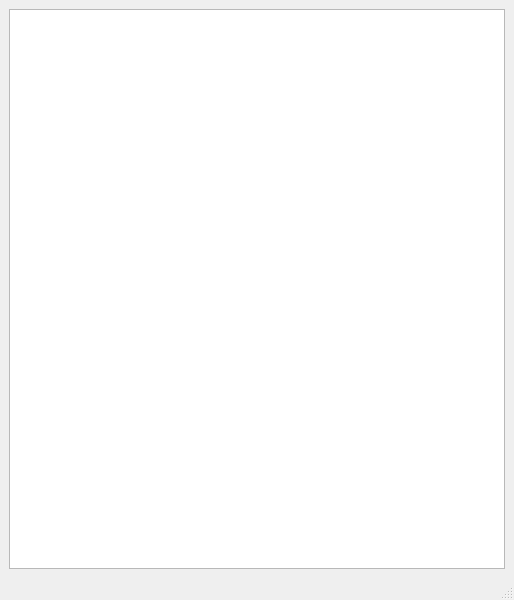
mangopipeline/pyMaxOutliner, file views/main.ui: the form before one commit.
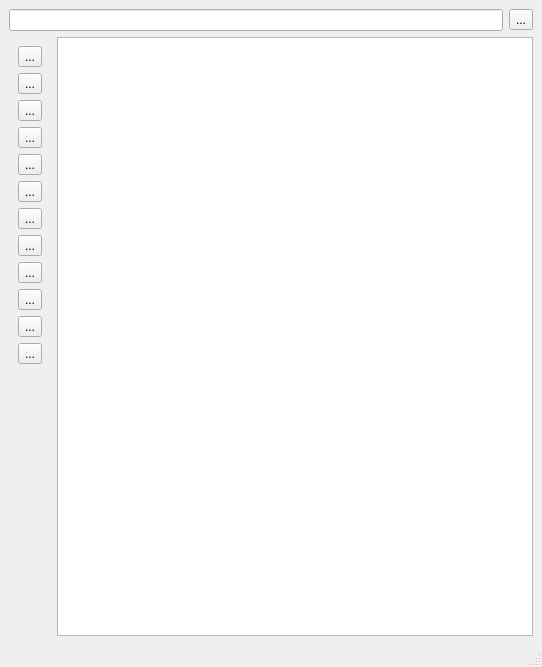
The form after the commit.

Commit message: blocked in basich ui widgets...

Diff of the .ui file:
```diff
--- a/views/main.ui
+++ b/views/main.ui
@@ -6,8 +6,8 @@
    <rect>
     <x>0</x>
     <y>0</y>
-    <width>514</width>
-    <height>600</height>
+    <width>542</width>
+    <height>667</height>
    </rect>
   </property>
   <property name="windowTitle">
@@ -16,23 +16,156 @@
   <widget class="QWidget" name="centralwidget">
    <layout class="QVBoxLayout" name="verticalLayout">
     <item>
-     <widget class="QTreeView" name="treeView">
-      <property name="autoScroll">
-       <bool>false</bool>
-      </property>
-      <property name="dragEnabled">
-       <bool>true</bool>
-      </property>
-      <property name="dragDropMode">
-       <enum>QAbstractItemView::DragDrop</enum>
-      </property>
-      <property name="selectionMode">
-       <enum>QAbstractItemView::ExtendedSelection</enum>
-      </property>
-      <attribute name="headerShowSortIndicator" stdset="0">
-       <bool>true</bool>
-      </attribute>
-     </widget>
+     <layout class="QHBoxLayout" name="horizontalLayout">
+      <item>
+       <widget class="QLineEdit" name="lineEdit"/>
+      </item>
+      <item>
+       <widget class="QToolButton" name="toolButton">
+        <property name="text">
+         <string>...</string>
+        </property>
+       </widget>
+      </item>
+     </layout>
+    </item>
+    <item>
+     <layout class="QHBoxLayout" name="horizontalLayout_2">
+      <item>
+       <widget class="QWidget" name="widget" native="true">
+        <layout class="QVBoxLayout" name="verticalLayout_3">
+         <item>
+          <widget class="QToolButton" name="toolButton_3">
+           <property name="sizePolicy">
+            <sizepolicy hsizetype="Fixed" vsizetype="Fixed">
+             <horstretch>0</horstretch>
+             <verstretch>0</verstretch>
+            </sizepolicy>
+           </property>
+           <property name="text">
+            <string>...</string>
+           </property>
+           <property name="iconSize">
+            <size>
+             <width>24</width>
+             <height>24</height>
+            </size>
+           </property>
+          </widget>
+         </item>
+         <item>
+          <widget class="QToolButton" name="toolButton_4">
+           <property name="text">
+            <string>...</string>
+           </property>
+          </widget>
+         </item>
+         <item>
+          <widget class="QToolButton" name="toolButton_5">
+           <property name="text">
+            <string>...</string>
+           </property>
+          </widget>
+         </item>
+         <item>
+          <widget class="QToolButton" name="toolButton_6">
+           <property name="text">
+            <string>...</string>
+           </property>
+          </widget>
+         </item>
+         <item>
+          <widget class="QToolButton" name="toolButton_7">
+           <property name="text">
+            <string>...</string>
+           </property>
+          </widget>
+         </item>
+         <item>
+          <widget class="QToolButton" name="toolButton_8">
+           <property name="text">
+            <string>...</string>
+           </property>
+          </widget>
+         </item>
+         <item>
+          <widget class="QToolButton" name="toolButton_9">
+           <property name="text">
+            <string>...</string>
+           </property>
+          </widget>
+         </item>
+         <item>
+          <widget class="QToolButton" name="toolButton_10">
+           <property name="text">
+            <string>...</string>
+           </property>
+          </widget>
+         </item>
+         <item>
+          <widget class="QToolButton" name="toolButton_11">
+           <property name="text">
+            <string>...</string>
+           </property>
+          </widget>
+         </item>
+         <item>
+          <widget class="QToolButton" name="toolButton_12">
+           <property name="text">
+            <string>...</string>
+           </property>
+          </widget>
+         </item>
+         <item>
+          <widget class="QToolButton" name="toolButton_13">
+           <property name="text">
+            <string>...</string>
+           </property>
+          </widget>
+         </item>
+         <item>
+          <widget class="QToolButton" name="toolButton_14">
+           <property name="text">
+            <string>...</string>
+           </property>
+          </widget>
+         </item>
+         <item>
+          <spacer name="verticalSpacer_2">
+           <property name="orientation">
+            <enum>Qt::Vertical</enum>
+           </property>
+           <property name="sizeHint" stdset="0">
+            <size>
+             <width>20</width>
+             <height>40</height>
+            </size>
+           </property>
+          </spacer>
+         </item>
+        </layout>
+       </widget>
+      </item>
+      <item>
+       <widget class="QTreeView" name="treeView">
+        <property name="autoScroll">
+         <bool>false</bool>
+        </property>
+        <property name="dragEnabled">
+         <bool>true</bool>
+        </property>
+        <property name="dragDropMode">
+         <enum>QAbstractItemView::DragDrop</enum>
+        </property>
+        <property name="selectionMode">
+         <enum>QAbstractItemView::ExtendedSelection</enum>
+        </property>
+        <attribute name="headerShowSortIndicator" stdset="0">
+         <bool>true</bool>
+        </attribute>
+       </widget>
+      </item>
+     </layout>
     </item>
    </layout>
   </widget>
```
Left out of the diff: 2 changed lines with no effect on the pictures. The commit also changes 2 other files.
